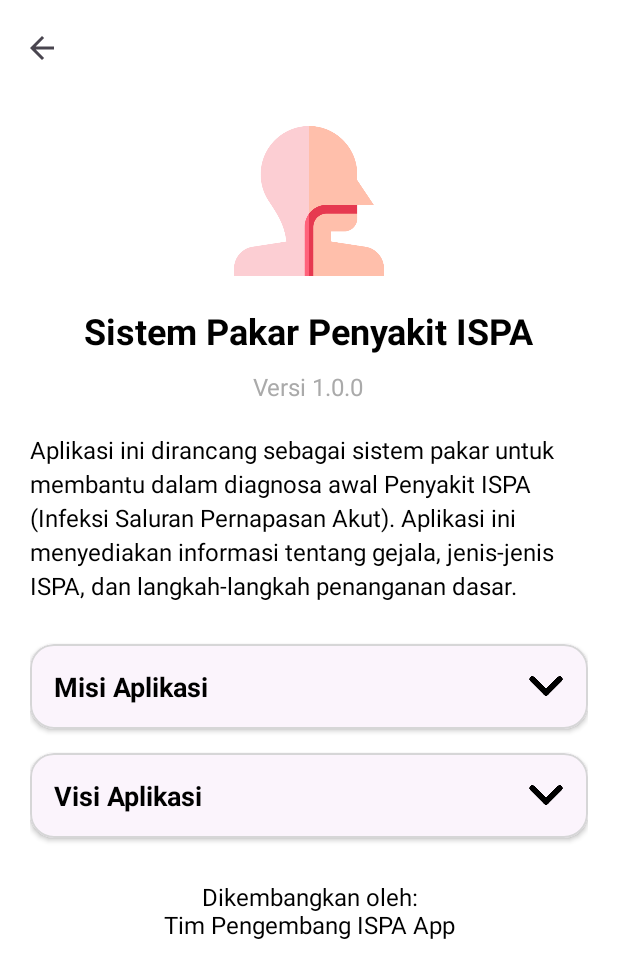
After one commit to Zaynorang/SistemPakarISPA, an Android app: the AboutActivity screen opened directly, with no data from a screen before it, on a phone screen of 412 x 824 dp. The commit adds this screen. Shown: the top 978 px of the screen. Run offline under Robolectric (Android 15) with nearby library versions, the phone set to English and light mode, and no system bars.

Commit message:
add view tentang

```diff
--- a/app/src/main/AndroidManifest.xml
+++ b/app/src/main/AndroidManifest.xml
@@ -12,6 +12,9 @@
         android:supportsRtl="true"
         android:theme="@style/Theme.SistemPakarISPA"
         tools:targetApi="31">
+        <activity
+            android:name=".AboutActivity"
+            android:exported="false" />
         <activity
             android:name=".HasilDiagnosaActivity"
             android:exported="false" />
--- /dev/null
+++ b/app/src/main/java/com/example/sistempakarispa/AboutActivity.java
@@ -0,0 +1,118 @@
+package com.example.sistempakarispa;
+
+import android.app.Activity;
+import android.graphics.Color;
+import android.os.Build;
+import android.os.Bundle;
+import android.view.MenuItem;
+import android.view.View;
+import android.view.Window;
+import android.view.WindowManager;
+import android.widget.TextView; // Import TextView
+
+import androidx.appcompat.app.AppCompatActivity;
+import androidx.appcompat.widget.Toolbar; // Import Toolbar
+
+// Anda tidak lagi membutuhkan import ini karena tidak ada database atau RecyclerView di AboutActivity
+// import android.database.sqlite.SQLiteDatabase;
+// import androidx.recyclerview.widget.LinearLayoutManager;
+// import androidx.recyclerview.widget.RecyclerView;
+// import com.example.sistempakarispa.DaftarPenyakitAdapter;
+// import com.example.sistempakarispa.DatabaseHelper;
+// import com.example.sistempakarispa.ModelDaftarPenyakit;
+// import java.util.ArrayList;
+
+public class AboutActivity extends AppCompatActivity {
+
+    Toolbar toolbar; // Deklarasikan toolbar
+    // Anda tidak lagi membutuhkan variabel ini
+    // SQLiteDatabase sqLiteDatabase;
+    // DatabaseHelper databaseHelper;
+    // ArrayList<ModelDaftarPenyakit> modelDaftarPenyakitList = new ArrayList<>();
+    // DaftarPenyakitAdapter daftarPenyakitAdapter;
+    // RecyclerView rvDaftarPenyakit;
+
+    @Override
+    protected void onCreate(Bundle savedInstanceState) {
+        super.onCreate(savedInstanceState);
+        // Mengatur layout untuk AboutActivity dari file XML
+        setContentView(R.layout.activity_about);
+
+        // Memanggil metode untuk mengatur bilah status
+        setStatusBar();
+
+        // Menginisialisasi toolbar dari layout
+        toolbar = findViewById(R.id.toolbar);
+        // Mengatur toolbar sebagai action bar untuk activity ini
+        setSupportActionBar(toolbar);
+
+        // Mengatur tombol kembali di toolbar
+        if (getSupportActionBar() != null) {
+            getSupportActionBar().setDisplayHomeAsUpEnabled(true); // Menampilkan tombol back
+            getSupportActionBar().setDisplayShowTitleEnabled(false); // Menyembunyikan judul default toolbar
+            // Anda bisa menambahkan judul kustom jika diperlukan, misalnya:
+            // getSupportActionBar().setTitle("Tentang Aplikasi");
+        }
+
+        // Contoh: Menampilkan teks tentang aplikasi (Anda bisa mengisi ini sesuai kebutuhan)
+        // TextView tvAboutContent = findViewById(R.id.tvAboutContent);
+        // if (tvAboutContent != null) {
+        // tvAboutContent.setText("Aplikasi Sistem Pakar Penyakit ISPA v1.0\n\n" +
+        // "Dikembangkan untuk membantu pengguna dalam mendiagnosa gejala ISPA dan " +
+        // "memberikan informasi dasar mengenai penanganan.\n\n" +
+        // "© 2024 Nama Pengembang");
+        // }
+    }
+
+    /**
+     * Metode untuk mengatur tampilan bilah status (status bar).
+     * Membuat bilah status transparan dan menyesuaikan ikon.
+     */
+    private void setStatusBar() {
+        if (Build.VERSION.SDK_INT >= Build.VERSION_CODES.M) {
+            getWindow().getDecorView().setSystemUiVisibility(View.SYSTEM_UI_FLAG_LAYOUT_STABLE |
+                    View.SYSTEM_UI_FLAG_LAYOUT_FULLSCREEN | View.SYSTEM_UI_FLAG_LIGHT_STATUS_BAR);
+        }
+
+        if (Build.VERSION.SDK_INT >= 21) {
+            setWindowFlag(this, WindowManager.LayoutParams.FLAG_TRANSLUCENT_STATUS, false);
+            getWindow().setStatusBarColor(Color.TRANSPARENT);
+        }
+    }
+
+    /**
+     * Metode utilitas statis untuk mengatur bendera jendela (window flags).
+     * Digunakan oleh setStatusBar untuk mengubah properti bilah status.
+     *
+     * @param activity Objek Activity saat ini.
+     * @param bits     Bendera jendela yang akan diatur.
+     * @param on       Nilai boolean untuk mengaktifkan atau menonaktifkan bendera.
+     */
+    public static void setWindowFlag(Activity activity, final int bits, boolean on) {
+        Window window = activity.getWindow();
+        WindowManager.LayoutParams layoutParams = window.getAttributes();
+        if (on) {
+            layoutParams.flags |= bits;
+        } else {
+            layoutParams.flags &= ~bits;
+        }
+        window.setAttributes(layoutParams);
+    }
+
+    /**
+     * Metode ini dipanggil ketika sebuah item menu dipilih.
+     * Digunakan untuk menangani tombol kembali di toolbar.
+     *
+     * @param item Item menu yang dipilih.
+     * @return true jika event ditangani, false jika tidak.
+     */
+    @Override
+    public boolean onOptionsItemSelected(MenuItem item) {
+        // Jika tombol back (home) di toolbar ditekan
+        if (item.getItemId() == android.R.id.home) {
+            onBackPressed(); // Lakukan aksi kembali
+            return true;
+        }
+        return super.onOptionsItemSelected(item); // Panggil implementasi superclass untuk item menu lainnya
+    }
+}
--- a/app/src/main/java/com/example/sistempakarispa/MainActivity.java
+++ b/app/src/main/java/com/example/sistempakarispa/MainActivity.java
@@ -16,7 +16,7 @@ import com.google.android.material.card.MaterialCardView;
 
 public class MainActivity extends AppCompatActivity {
 
-    MaterialCardView mcDiagnosa, mcGejala;
+    MaterialCardView mcDiagnosa, mcGejala, mcTentang;
 
     @Override
     protected void onCreate(Bundle savedInstanceState) {
@@ -27,6 +27,7 @@ public class MainActivity extends AppCompatActivity {
 
         mcGejala = findViewById(R.id.mcGejala);
         mcDiagnosa = findViewById(R.id.mcDiagnosa);
+        mcTentang = findViewById(R.id.mcTentang);
 
         mcGejala.setOnClickListener(new View.OnClickListener() {
             @Override
@@ -40,6 +41,14 @@ public class MainActivity extends AppCompatActivity {
             @Override
             public void onClick(View v) {
                 Intent intent = new Intent(getApplicationContext(), DiagnosaActivity.class);
+                startActivity(intent);
+            }
+        });
+
+        mcTentang.setOnClickListener(new View.OnClickListener() {
+            @Override
+            public void onClick(View v) {
+                Intent intent = new Intent(getApplicationContext(), AboutActivity.class);
                 startActivity(intent);
             }
         });
--- /dev/null
+++ b/app/src/main/res/layout/activity_about.xml
@@ -0,0 +1,193 @@
+<?xml version="1.0" encoding="utf-8"?>
+<androidx.coordinatorlayout.widget.CoordinatorLayout xmlns:android="http://schemas.android.com/apk/res/android"
+    xmlns:app="http://schemas.android.com/apk/res-auto"
+    xmlns:tools="http://schemas.android.com/tools"
+    android:layout_width="match_parent"
+    android:layout_height="match_parent"
+    android:background="@android:color/white"
+    android:fitsSystemWindows="true"
+    tools:context=".AboutActivity">
+
+    <LinearLayout
+        android:layout_width="match_parent"
+        android:layout_height="match_parent"
+        android:orientation="vertical">
+
+        <!-- Toolbar untuk judul dan tombol kembali -->
+        <androidx.appcompat.widget.Toolbar
+            android:id="@+id/toolbar"
+            android:layout_width="match_parent"
+            android:layout_height="?attr/actionBarSize"
+            android:background="@android:color/transparent"
+            app:titleTextColor="@android:color/black"
+            app:navigationIcon="?attr/homeAsUpIndicator" /> <!-- Ikon panah kembali default -->
+
+        <!-- Konten About Aplikasi -->
+        <androidx.core.widget.NestedScrollView
+            android:layout_width="match_parent"
+            android:layout_height="match_parent"
+            android:fillViewport="true">
+
+            <LinearLayout
+                android:layout_width="match_parent"
+                android:layout_height="wrap_content"
+                android:orientation="vertical"
+                android:padding="20dp">
+
+                <ImageView
+                    android:layout_width="100dp"
+                    android:layout_height="100dp"
+                    android:layout_gravity="center_horizontal"
+                    android:layout_marginBottom="20dp"
+                    android:src="@drawable/ic_about" /> <!-- Pastikan ikon ini ada -->
+
+                <TextView
+                    android:layout_width="wrap_content"
+                    android:layout_height="wrap_content"
+                    android:layout_gravity="center_horizontal"
+                    android:text="Sistem Pakar Penyakit ISPA"
+                    android:textColor="@android:color/black"
+                    android:textSize="24sp"
+                    android:textStyle="bold"
+                    android:layout_marginBottom="10dp"/>
+
+                <TextView
+                    android:layout_width="wrap_content"
+                    android:layout_height="wrap_content"
+                    android:layout_gravity="center_horizontal"
+                    android:text="Versi 1.0.0"
+                    android:textColor="@android:color/darker_gray"
+                    android:textSize="16sp"
+                    android:layout_marginBottom="20dp"/>
+
+                <!-- Bagian Informasi Umum -->
+                <TextView
+                    android:id="@+id/tvAboutContent"
+                    android:layout_width="match_parent"
+                    android:layout_height="wrap_content"
+                    android:text="Aplikasi ini dirancang sebagai sistem pakar untuk membantu dalam diagnosa awal Penyakit ISPA (Infeksi Saluran Pernapasan Akut). Aplikasi ini menyediakan informasi tentang gejala, jenis-jenis ISPA, dan langkah-langkah penanganan dasar."
+                    android:textColor="@android:color/black"
+                    android:textSize="16sp"
+                    android:lineSpacingExtra="4dp"
+                    android:layout_marginBottom="20dp"/>
+
+                <!-- Bagian Pencetan/Expandable - Misi Aplikasi -->
+                <com.google.android.material.card.MaterialCardView
+                    android:id="@+id/mcMisi"
+                    android:layout_width="match_parent"
+                    android:layout_height="wrap_content"
+                    android:layout_marginVertical="8dp"
+                    app:cardCornerRadius="16dp"
+                    app:cardElevation="2dp"
+                    app:strokeColor="@color/primary"
+                    app:strokeWidth="1dp">
+
+                    <LinearLayout
+                        android:layout_width="match_parent"
+                        android:layout_height="wrap_content"
+                        android:orientation="vertical"
+                        android:padding="16dp">
+
+                        <LinearLayout
+                            android:layout_width="match_parent"
+                            android:layout_height="wrap_content"
+                            android:orientation="horizontal"
+                            android:gravity="center_vertical">
+
+                            <TextView
+                                android:layout_width="0dp"
+                                android:layout_height="wrap_content"
+                                android:layout_weight="1"
+                                android:text="Misi Aplikasi"
+                                android:textColor="@android:color/black"
+                                android:textSize="18sp"
+                                android:textStyle="bold" />
+
+                            <ImageView
+                                android:id="@+id/ivMisiArrow"
+                                android:layout_width="24dp"
+                                android:layout_height="24dp"
+                                android:src="@drawable/ic_arrow_down" /> <!-- Pastikan ikon ini ada atau gunakan panah default -->
+                        </LinearLayout>
+
+                        <TextView
+                            android:id="@+id/tvMisiDetail"
+                            android:layout_width="match_parent"
+                            android:layout_height="wrap_content"
+                            android:layout_marginTop="8dp"
+                            android:text="Misi kami adalah memberikan akses mudah dan cepat ke informasi terpercaya mengenai ISPA, serta mendukung diagnosa dini untuk penanganan yang lebih efektif dan pencegahan komplikasi serius. Kami berkomitmen untuk meningkatkan kesadaran masyarakat tentang kesehatan pernapasan."
+                            android:textColor="@android:color/black"
+                            android:textSize="14sp"
+                            android:visibility="gone" />
+
+                    </LinearLayout>
+                </com.google.android.material.card.MaterialCardView>
+
+                <!-- Bagian Pencetan/Expandable - Visi Aplikasi -->
+                <com.google.android.material.card.MaterialCardView
+                    android:id="@+id/mcVisi"
+                    android:layout_width="match_parent"
+                    android:layout_height="wrap_content"
+                    android:layout_marginVertical="8dp"
+                    app:cardCornerRadius="16dp"
+                    app:cardElevation="2dp"
+                    app:strokeColor="@color/primary"
+                    app:strokeWidth="1dp">
+
+                    <LinearLayout
+                        android:layout_width="match_parent"
+                        android:layout_height="wrap_content"
+                        android:orientation="vertical"
+                        android:padding="16dp">
+
+                        <LinearLayout
+                            android:layout_width="match_parent"
+                            android:layout_height="wrap_content"
+                            android:orientation="horizontal"
+                            android:gravity="center_vertical">
+
+                            <TextView
+                                android:layout_width="0dp"
+                                android:layout_height="wrap_content"
+                                android:layout_weight="1"
+                                android:text="Visi Aplikasi"
+                                android:textColor="@android:color/black"
+                                android:textSize="18sp"
+                                android:textStyle="bold" />
+
+                            <ImageView
+                                android:id="@+id/ivVisiArrow"
+                                android:layout_width="24dp"
+                                android:layout_height="24dp"
+                                android:src="@drawable/ic_arrow_down" /> <!-- Pastikan ikon ini ada atau gunakan panah default -->
+                        </LinearLayout>
+
+                        <TextView
+                            android:id="@+id/tvVisiDetail"
+                            android:layout_width="match_parent"
+                            android:layout_height="wrap_content"
+                            android:layout_marginTop="8dp"
+                            android:text="Menjadi aplikasi sistem pakar terkemuka dalam bidang ISPA, yang dikenal karena akurasi, kemudahan penggunaan, dan kontribusinya terhadap peningkatan kesehatan masyarakat secara umum."
+                            android:textColor="@android:color/black"
+                            android:textSize="14sp"
+                            android:visibility="gone" />
+
+                    </LinearLayout>
+                </com.google.android.material.card.MaterialCardView>
+
+                <!-- Bagian Dikembangkan Oleh -->
+                <TextView
+                    android:layout_width="wrap_content"
+                    android:layout_height="wrap_content"
+                    android:layout_gravity="center_horizontal"
+                    android:text="Dikembangkan oleh:\nTim Pengembang ISPA App"
+                    android:textColor="@android:color/black"
+                    android:textSize="16sp"
+                    android:textAlignment="center"
+                    android:layout_marginTop="20dp"/>
+
+            </LinearLayout>
+        </androidx.core.widget.NestedScrollView>
+
+    </LinearLayout>
+</androidx.coordinatorlayout.widget.CoordinatorLayout>
--- a/app/src/main/res/layout/activity_main.xml
+++ b/app/src/main/res/layout/activity_main.xml
@@ -145,6 +145,7 @@
                 </com.google.android.material.card.MaterialCardView>
 
                 <com.google.android.material.card.MaterialCardView
+                    android:id="@+id/mcTentang"
                     android:layout_width="match_parent"
                     android:layout_height="150dp"
                     android:layout_margin="10dp"
```
Also changed, not shown: app/src/main/res/drawable/ic_arrow_down.png (added).
